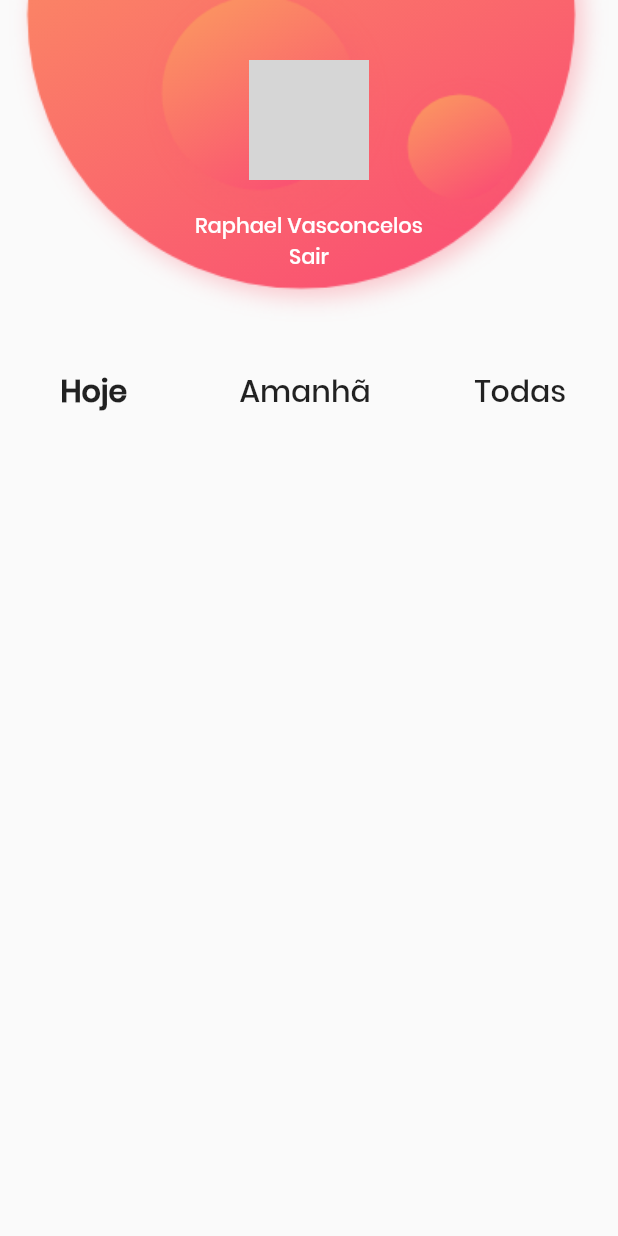
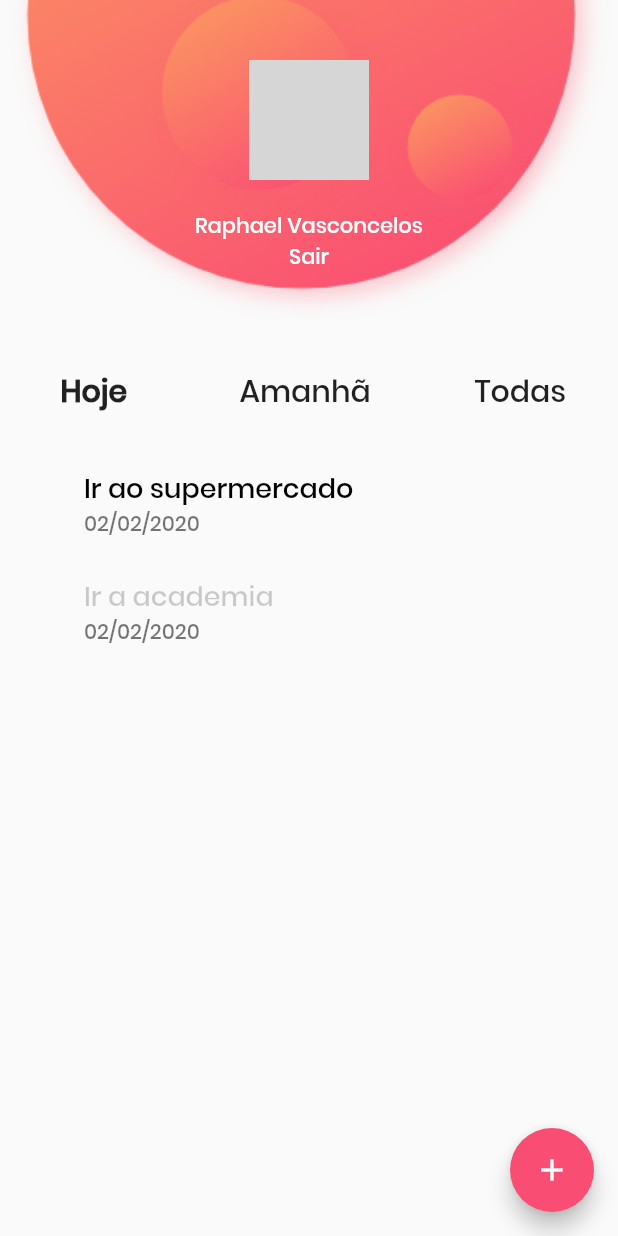
Before and after one commit to RaphaelVasconcelos/todo_list_flutter, a Flutter app: the screen it shows after launch, on a phone screen of 412 x 824 dp. Run offline on Flutter 3.47's test engine with Material 2 defaults, Android fonts, the phone set to English and light mode, and no system bars; network calls fail; grey boxes are pictures that could not be loaded.

Commit message:
Inserindo widget todo list

```diff
--- a/lib/views/home.view.dart
+++ b/lib/views/home.view.dart
@@ -1,16 +1,28 @@
 import 'package:flutter/material.dart';
 import 'package:todos_flutter/widgets/navbar.widget.dart';
+import 'package:todos_flutter/widgets/todo-list.widget.dart';
 import 'package:todos_flutter/widgets/user-card.widget.dart';
 
 class HomeView extends StatelessWidget {
   @override
   Widget build(BuildContext context) {
     return Scaffold(
-        body: Column(
-      children: <Widget>[
-        UserCard(),
-        Navbar(),
-      ],
-    ));
+      body: Column(
+        children: <Widget>[
+          UserCard(),
+          Navbar(),
+          Expanded(
+            child: Container(
+              child: TodoList(),
+            ),
+          ),
+        ],
+      ),
+      floatingActionButton: FloatingActionButton(
+        child: Icon(Icons.add),
+        onPressed: () {},
+        backgroundColor: Theme.of(context).primaryColor,
+      ),
+    );
   }
 }
--- /dev/null
+++ b/lib/widgets/todo-list.widget.dart
@@ -0,0 +1,30 @@
+import 'package:flutter/material.dart';
+
+class TodoList extends StatelessWidget {
+  @override
+  Widget build(BuildContext context) {
+    return ListView(
+      padding: EdgeInsets.only(left: 40),
+      children: <Widget>[
+        ListTile(
+          title: Text(
+            "Ir ao supermercado",
+            style: TextStyle(
+              fontSize: 18,
+              color: Colors.black,
+            ),
+          ),
+          subtitle: Text("02/02/2020"),
+        ),
+        ListTile(
+          title: Text("Ir a academia",
+              style: TextStyle(
+                fontSize: 18,
+                color: Colors.black.withOpacity(0.2),
+              )),
+          subtitle: Text("02/02/2020"),
+        ),
+      ],
+    );
+  }
+}
```
